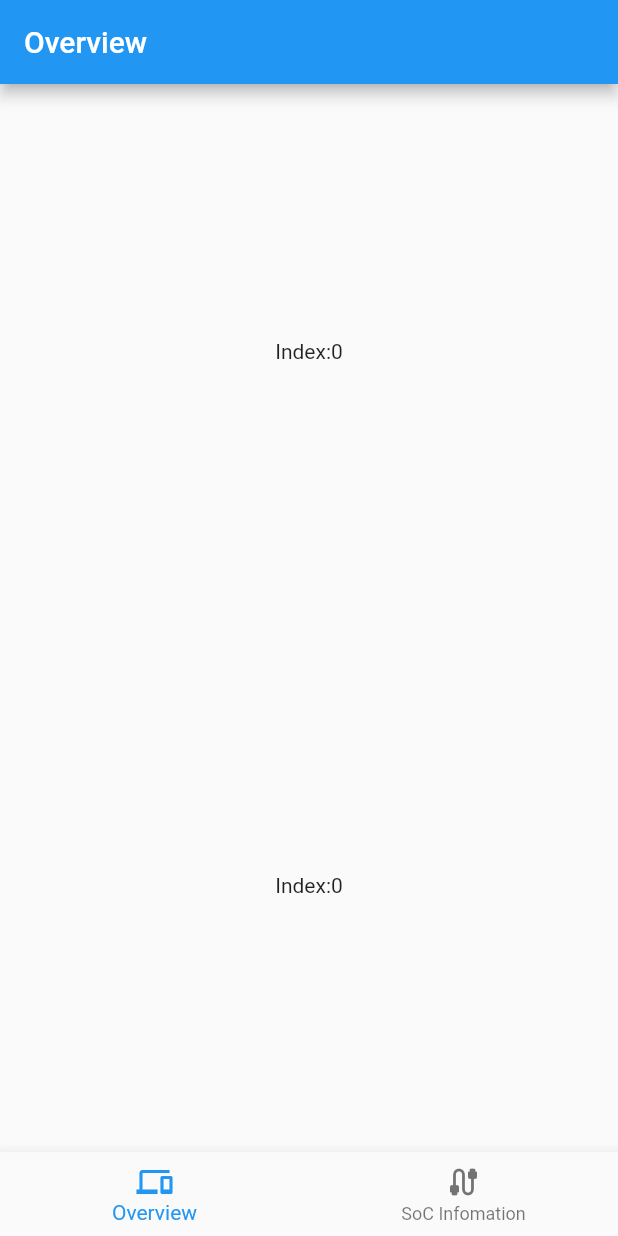
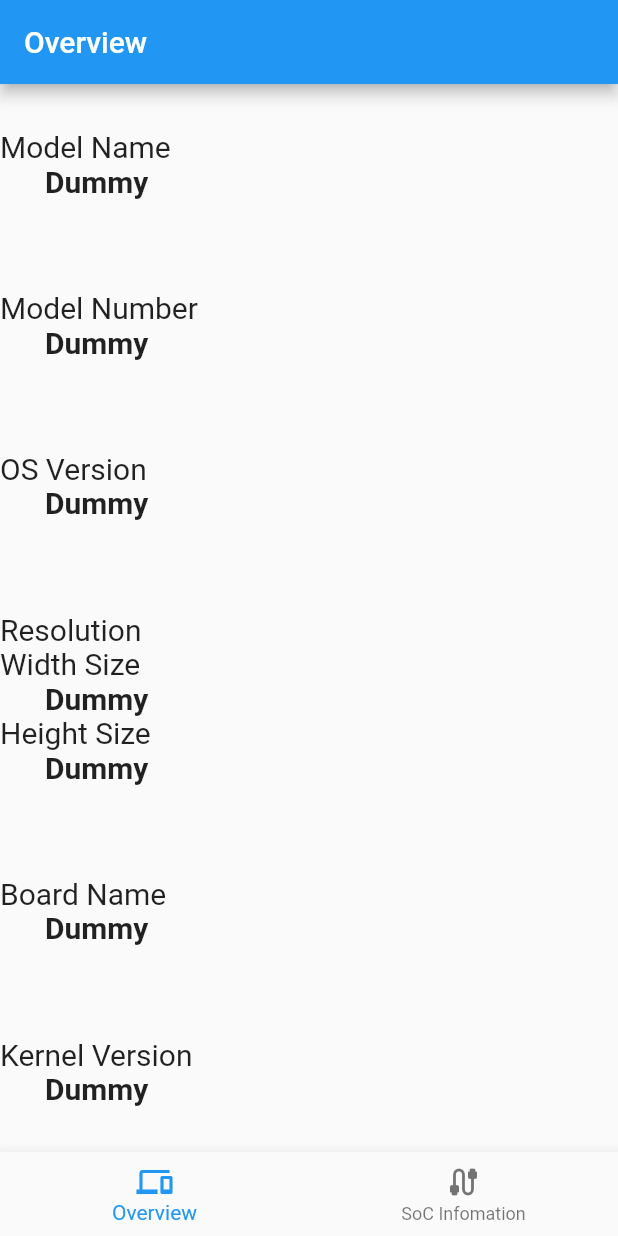
Before and after one commit to CoreNion/Flutter_DeviceInfo, a Flutter app: the screen it shows after launch, on a phone screen of 412 x 824 dp. Run offline on Flutter 3.47's test engine with Material 2 defaults, Android fonts, the phone set to English and light mode, and no system bars.

Commit message:
現行のDeviceInfoのUIに近いUIを作成
現行のDeviceInfoで表示している項目を全て取り込みました
値に長い文字列が来ても問題ないことは確認済み
一旦フロントエンドの作業は終了

```diff
--- a/lib/main.dart
+++ b/lib/main.dart
@@ -30,15 +30,221 @@
   Text _barTitle = const Text("Overview");
 
   List pages = [
-    // Overview
+    /* Overview */
     <Widget>[
-      const Text("Index:0"),
-      const Text("Index:0"),
+      // ModelName
+      Column(
+        crossAxisAlignment: CrossAxisAlignment.start,
+        children: const <Widget>[
+          Text(
+            "Model Name",
+            style: TextStyle(fontSize: 20),
+          ),
+          Padding(
+              padding: EdgeInsets.only(left: 30),
+              child: Text(
+                "Dummy",
+                style: TextStyle(fontWeight: FontWeight.bold, fontSize: 20),
+              ))
+        ],
+      ),
+      // Model Number
+      Column(
+        crossAxisAlignment: CrossAxisAlignment.start,
+        children: const <Widget>[
+          Text(
+            "Model Number",
+            style: TextStyle(fontSize: 20),
+          ),
+          Padding(
+              padding: EdgeInsets.only(left: 30),
+              child: Text(
+                "Dummy",
+                style: TextStyle(fontWeight: FontWeight.bold, fontSize: 20),
+              ))
+        ],
+      ),
+      // OS Version
+      Column(
+        crossAxisAlignment: CrossAxisAlignment.start,
+        children: const <Widget>[
+          Text(
+            "OS Version",
+            style: TextStyle(fontSize: 20),
+          ),
+          Padding(
+              padding: EdgeInsets.only(left: 30),
+              child: Text(
+                "Dummy",
+                style: TextStyle(fontWeight: FontWeight.bold, fontSize: 20),
+              ))
+        ],
+      ),
+      // Resolution
+      Column(
+        crossAxisAlignment: CrossAxisAlignment.start,
+        children: const <Widget>[
+          Text(
+            "Resolution",
+            style: TextStyle(fontSize: 20),
+            textAlign: TextAlign.left,
+          ),
+          // Width
+          Text(
+            "Width Size",
+            style: TextStyle(fontSize: 20),
+          ),
+          Padding(
+              padding: EdgeInsets.only(left: 30),
+              child: Text(
+                "Dummy",
+                style: TextStyle(fontWeight: FontWeight.bold, fontSize: 20),
+              )),
+          // Height
+          Text(
+            "Height Size",
+            style: TextStyle(fontSize: 20),
+          ),
+          Padding(
+              padding: EdgeInsets.only(left: 30),
+              child: Text(
+                "Dummy",
+                style: TextStyle(fontWeight: FontWeight.bold, fontSize: 20),
+              ))
+        ],
+      ),
+      // Board Name
+      Column(
+        crossAxisAlignment: CrossAxisAlignment.start,
+        children: const <Widget>[
+          Text(
+            "Board Name",
+            style: TextStyle(fontSize: 20),
+          ),
+          Padding(
+              padding: EdgeInsets.only(left: 30),
+              child: Text(
+                "Dummy",
+                style: TextStyle(fontWeight: FontWeight.bold, fontSize: 20),
+              ))
+        ],
+      ),
+      // Kernel Version
+      Column(
+        crossAxisAlignment: CrossAxisAlignment.start,
+        children: const <Widget>[
+          Text(
+            "Kernel Version",
+            style: TextStyle(fontSize: 20),
+          ),
+          Padding(
+              padding: EdgeInsets.only(left: 30),
+              child: Text(
+                "Dummy",
+                style: TextStyle(fontWeight: FontWeight.bold, fontSize: 20),
+              ))
+        ],
+      ),
     ],
-    // SoC Infomation
+
+    /* SoC Infomation */
     <Widget>[
-      const Text("Index:1"),
-      const Text("Index:1"),
+      // CPU Name
+      Column(
+        crossAxisAlignment: CrossAxisAlignment.start,
+        children: const <Widget>[
+          Text(
+            "CPU Name",
+            style: TextStyle(fontSize: 20),
+          ),
+          Padding(
+              padding: EdgeInsets.only(left: 30),
+              child: Text(
+                "Dummy",
+                style: TextStyle(fontWeight: FontWeight.bold, fontSize: 20),
+              ))
+        ],
+      ),
+      //CPU Arch
+      Column(
+        crossAxisAlignment: CrossAxisAlignment.start,
+        children: const <Widget>[
+          Text(
+            "CPU Architecture",
+            style: TextStyle(fontSize: 20),
+          ),
+          Padding(
+              padding: EdgeInsets.only(left: 30),
+              child: Text(
+                "Dummy",
+                style: TextStyle(fontWeight: FontWeight.bold, fontSize: 20),
+              ))
+        ],
+      ),
+      // CPU Cores
+      Column(
+        crossAxisAlignment: CrossAxisAlignment.start,
+        children: const <Widget>[
+          Text(
+            "CPU Cores",
+            style: TextStyle(fontSize: 20),
+          ),
+          Padding(
+              padding: EdgeInsets.only(left: 30),
+              child: Text(
+                "Dummy",
+                style: TextStyle(fontWeight: FontWeight.bold, fontSize: 20),
+              ))
+        ],
+      ),
+      // Chip ID
+      Column(
+        crossAxisAlignment: CrossAxisAlignment.start,
+        children: const <Widget>[
+          Text(
+            "Chip ID",
+            style: TextStyle(fontSize: 20),
+          ),
+          Padding(
+              padding: EdgeInsets.only(left: 30),
+              child: Text(
+                "Dummy",
+                style: TextStyle(fontWeight: FontWeight.bold, fontSize: 20),
+              ))
+        ],
+      ),
+      // Total Memory
+      Column(
+        crossAxisAlignment: CrossAxisAlignment.start,
+        children: const <Widget>[
+          Text(
+            "Total Memory",
+            style: TextStyle(fontSize: 20),
+          ),
+          Padding(
+              padding: EdgeInsets.only(left: 30),
+              child: Text(
+                "Dummy",
+                style: TextStyle(fontWeight: FontWeight.bold, fontSize: 20),
+              ))
+        ],
+      ),
+      // GPU Name
+      Column(
+        crossAxisAlignment: CrossAxisAlignment.start,
+        children: const <Widget>[
+          Text(
+            "GPU Name",
+            style: TextStyle(fontSize: 20),
+          ),
+          Padding(
+              padding: EdgeInsets.only(left: 30),
+              child: Text(
+                "Dummy",
+                style: TextStyle(fontWeight: FontWeight.bold, fontSize: 20),
+              ))
+        ],
+      ),
     ],
   ];
 
@@ -66,11 +272,11 @@
       appBar: AppBar(
         title: _barTitle,
       ),
-      body: Center(
-          child: Column(
+      body: Column(
         mainAxisAlignment: MainAxisAlignment.spaceAround,
+        crossAxisAlignment: CrossAxisAlignment.start,
         children: pages[_selectedIndex],
-      )),
+      ),
       bottomNavigationBar: BottomNavigationBar(
         items: const <BottomNavigationBarItem>[
           BottomNavigationBarItem(
```
